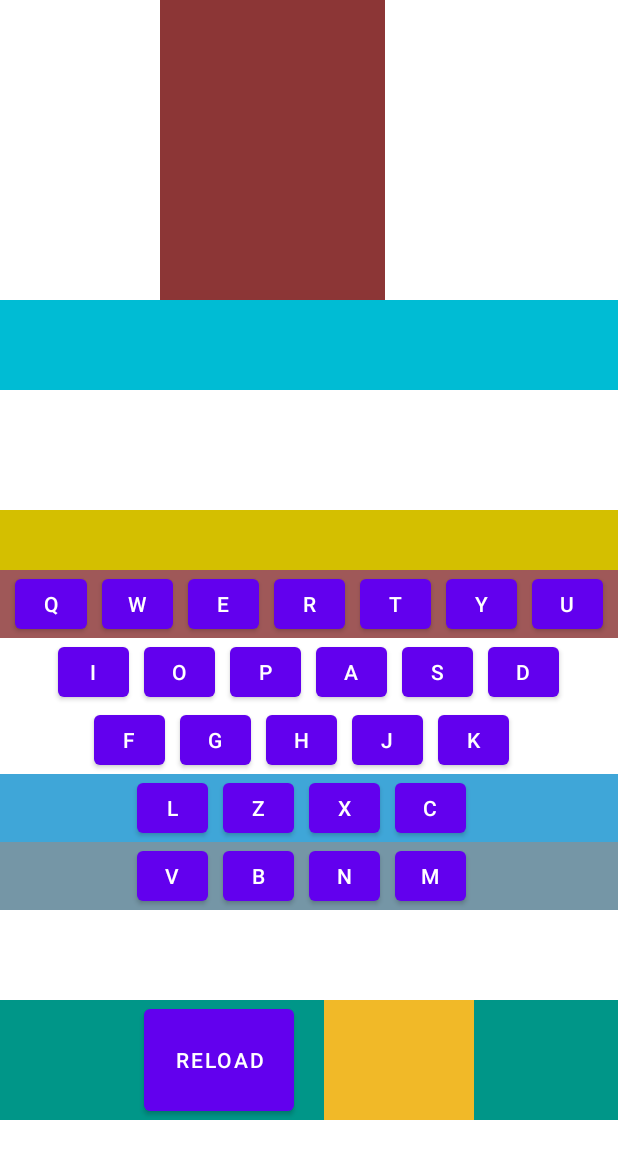
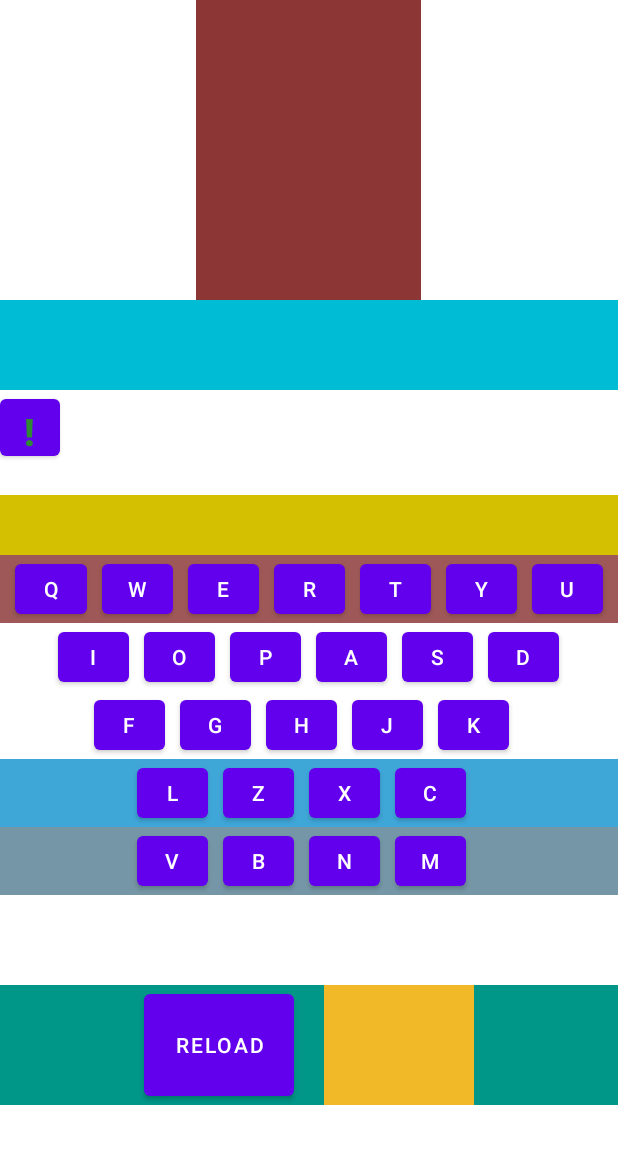
Before and after one commit to mehdiouzz/hangman, an Android app: the layout activity_main.xml on its own in the app's theme, with its tools: preview values and no code run, on a phone screen of 412 x 824 dp. Shown: the top 1159 px of the screen. Run offline under Robolectric (Android 15) with nearby library versions, the phone set to English and light mode, and no system bars; Roboto replaces fonts that are not available here.

Commit message:
hint and def side by side

```diff
--- a/app/src/main/res/layout/activity_main.xml
+++ b/app/src/main/res/layout/activity_main.xml
@@ -28,15 +28,6 @@
                 android:background="#8C3636"
                 android:gravity="center" />
 
-            <Button
-                android:id="@+id/hint"
-                android:layout_width="48dp"
-                android:layout_height="45dp"
-                android:text="!"
-                android:textColor="#2F8A33"
-                android:textSize="25dp"
-                android:textStyle="bold"
-                android:visibility="invisible" />
         </LinearLayout>
 
         <LinearLayout
@@ -56,17 +47,39 @@
                 android:textSize="34sp"
                 android:textStyle="bold" />
 
+            <LinearLayout
+                android:id="@+id/hintsection"
+                android:layout_height="wrap_content"
+                android:layout_width="fill_parent"
+                android:orientation="horizontal"
+                android:layout_below="@+id/radomword" >
+
+                <Button
+                    android:id="@+id/hint"
+                    android:layout_below="@+id/hintsection"
+                    android:layout_width="40dp"
+                    android:layout_height="50dp"
+                    android:text="!"
+                    android:textColor="#2F8A33"
+                    android:textSize="25dp"
+                    android:textStyle="bold"
+                    android:gravity="left"
+                    android:visibility="visible" />
                 <TextView
                     android:id="@+id/definition"
-                android:layout_width="match_parent"
-                android:layout_height="80dp"
+                    android:layout_width="wrap_content"
+                    android:layout_height="70dp"
                     android:background="#00D435"
                     android:fontFamily="@font/brawler"
-                android:gravity="center"
                     android:textColor="#112142"
-                android:textSize="20sp"
+                    android:autoSizeMinTextSize="10sp"
+                    android:autoSizeMaxTextSize="15sp"
+                    android:maxLines="3"
+                    android:ellipsize="end"
                     android:textStyle="bold"
-                android:visibility="invisible"/>
+                    android:visibility="visible" />
+
+            </LinearLayout>
 
             <TextView
                 android:id="@+id/counter"
```
Lines whose indentation alone changed are shown as unchanged.
